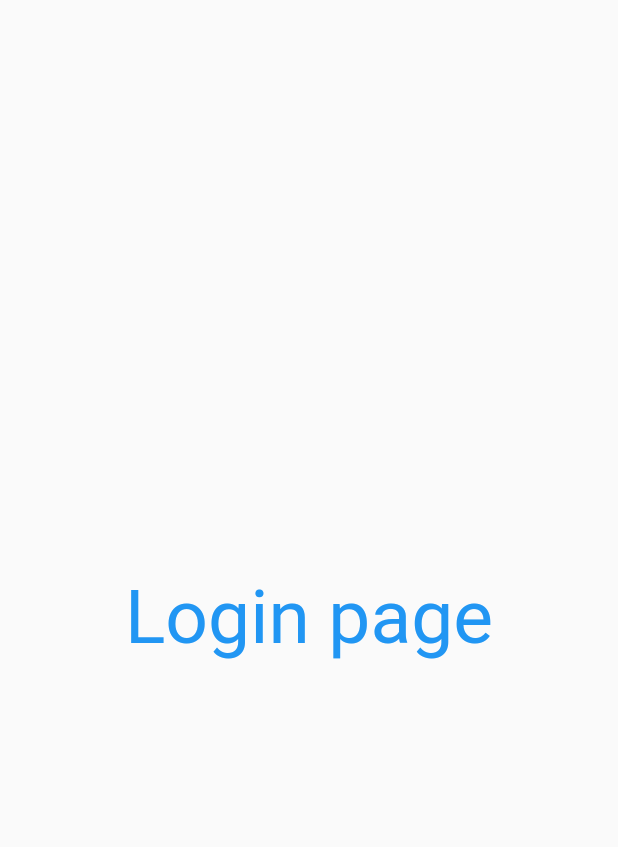
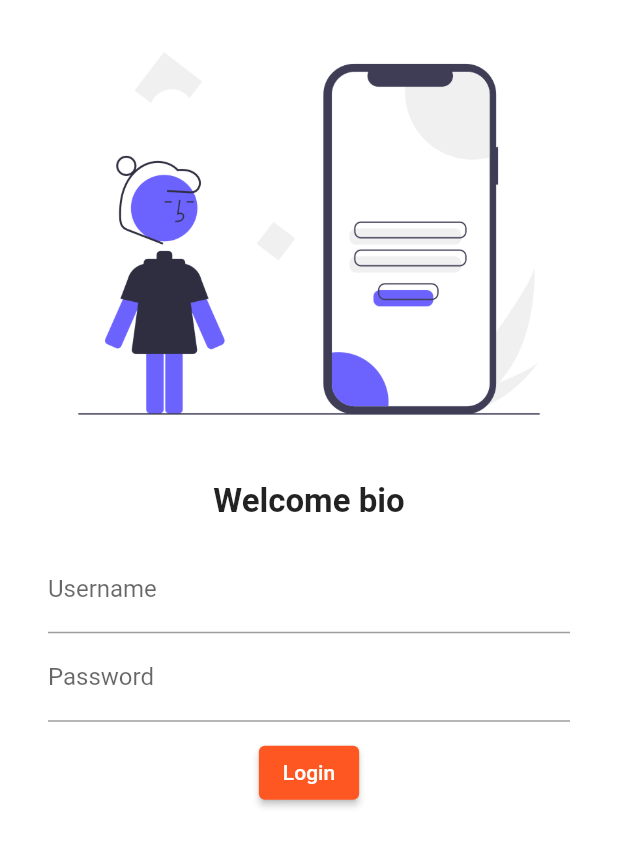
Before and after one commit to Kumar-Ritik/flutter_course, a Flutter app: the screen it shows after launch, on a phone screen of 412 x 824 dp. Shown: the top 847 px of the screen. Run offline on Flutter 3.47's test engine with Material 2 defaults, Android fonts, the phone set to English and light mode, and no system bars.

Commit message:
Day 4 completed

```diff
--- a/lib/pages/login_page.dart
+++ b/lib/pages/login_page.dart
@@ -4,12 +4,53 @@ class LoginPage extends StatelessWidget {
   @override
   Widget build(BuildContext context) {
     return Material(
-      child: Center(
-          child: Text("Login page",
+        color: Colors.white,
+        child: Column(
+          children: [
+            Image.asset(
+              "assets/images/login.png",
+              fit: BoxFit.cover,
+            ),
+            SizedBox(
+              height: 10.0,
+            ),
+            Text(
+              "Welcome bio",
               style: TextStyle(
-                fontSize: 50,
-                color: Colors.blue,
-              ))),
-    );
+                fontSize: 22,
+                fontWeight: FontWeight.bold,
+              ),
+            ),
+            Padding(
+              padding:
+                  const EdgeInsets.symmetric(vertical: 16.0, horizontal: 32.0),
+              child: Column(
+                children: [
+                  TextFormField(
+                    decoration: InputDecoration(
+                      hintText: "Enter name",
+                      labelText: "Username",
+                    ),
+                  ),
+                  TextFormField(
+                    obscureText: true,
+                    decoration: InputDecoration(
+                      hintText: "Enter password",
+                      labelText: "Password",
+                    ),
+                  ),
+                  SizedBox(
+                    height: 10.0,
+                  ),
+                  ElevatedButton(
+                      onPressed: () {
+                        print("Ritik");
+                      },
+                      child: Text("Login")),
+                ],
+              ),
+            )
+          ],
+        ));
   }
 }
--- a/pubspec.yaml
+++ b/pubspec.yaml
@@ -58,8 +58,8 @@ flutter:
   uses-material-design: true
 
   # To add assets to your application, add an assets section, like this:
-  # assets:
-  #   - images/a_dot_burr.jpeg
+  assets:
+    - assets/images/
   #   - images/a_dot_ham.jpeg
 
   # An image asset can refer to one or more resolution-specific "variants", see
```
Also changed, not shown: assets/images/login.png (added).
